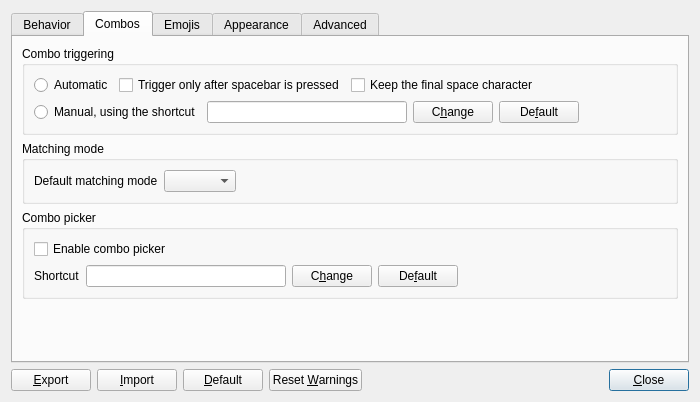
Before: the Qt Designer form Beeftext/PreferencesDialog.ui in xmichelo/Beeftext, drawn with Qt 5.
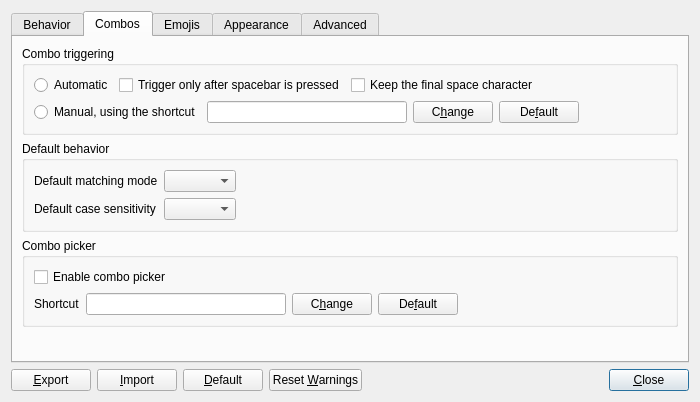
After: the same form once the commit is applied. The open tabs and pages were chosen to show the change.

Commit message: Added default case sensitivity option in prefs dialog.

```diff
--- a/Beeftext/PreferencesDialog.ui
+++ b/Beeftext/PreferencesDialog.ui
@@ -23,7 +23,7 @@
    <item>
     <widget class="QTabWidget" name="tabPreferences">
      <property name="currentIndex">
-      <number>4</number>
+      <number>1</number>
      </property>
      <widget class="QWidget" name="tabBehavior">
       <attribute name="title">
@@ -332,39 +332,47 @@
         </widget>
        </item>
        <item>
-        <widget class="QGroupBox" name="groupBoxMatchingMode">
-         <property name="minimumSize">
-          <size>
-           <width>0</width>
-           <height>0</height>
-          </size>
-         </property>
+        <widget class="QGroupBox" name="groupBoxDefaultBehavior">
          <property name="title">
-          <string>Matching mode</string>
+          <string>Default behavior</string>
          </property>
-         <layout class="QHBoxLayout" name="horizontalLayout_19">
-          <item>
-           <widget class="QLabel" name="label">
+         <layout class="QGridLayout" name="gridLayout">
+          <item row="0" column="0">
+           <widget class="QLabel" name="labelMatchingMode">
             <property name="text">
              <string>Default matching mode</string>
             </property>
            </widget>
           </item>
-          <item>
+          <item row="0" column="1">
            <widget class="QComboBox" name="comboMatchingMode">
             <property name="sizeAdjustPolicy">
              <enum>QComboBox::AdjustToContents</enum>
             </property>
            </widget>
           </item>
-          <item>
+          <item row="1" column="0">
+           <widget class="QLabel" name="labelCaseSensitivity">
+            <property name="text">
+             <string>Default case sensitivity</string>
+            </property>
+           </widget>
+          </item>
+          <item row="1" column="1">
+           <widget class="QComboBox" name="comboCaseSensitivity">
+            <property name="sizeAdjustPolicy">
+             <enum>QComboBox::AdjustToContents</enum>
+            </property>
+           </widget>
+          </item>
+          <item row="0" column="2" rowspan="2">
            <spacer name="horizontalSpacer_14">
             <property name="orientation">
              <enum>Qt::Horizontal</enum>
             </property>
             <property name="sizeHint" stdset="0">
              <size>
-              <width>428</width>
+              <width>0</width>
               <height>20</height>
              </size>
             </property>
```
Left out of the diff: 17 changed lines with no effect on the pictures. The commit also changes 10 other files.
